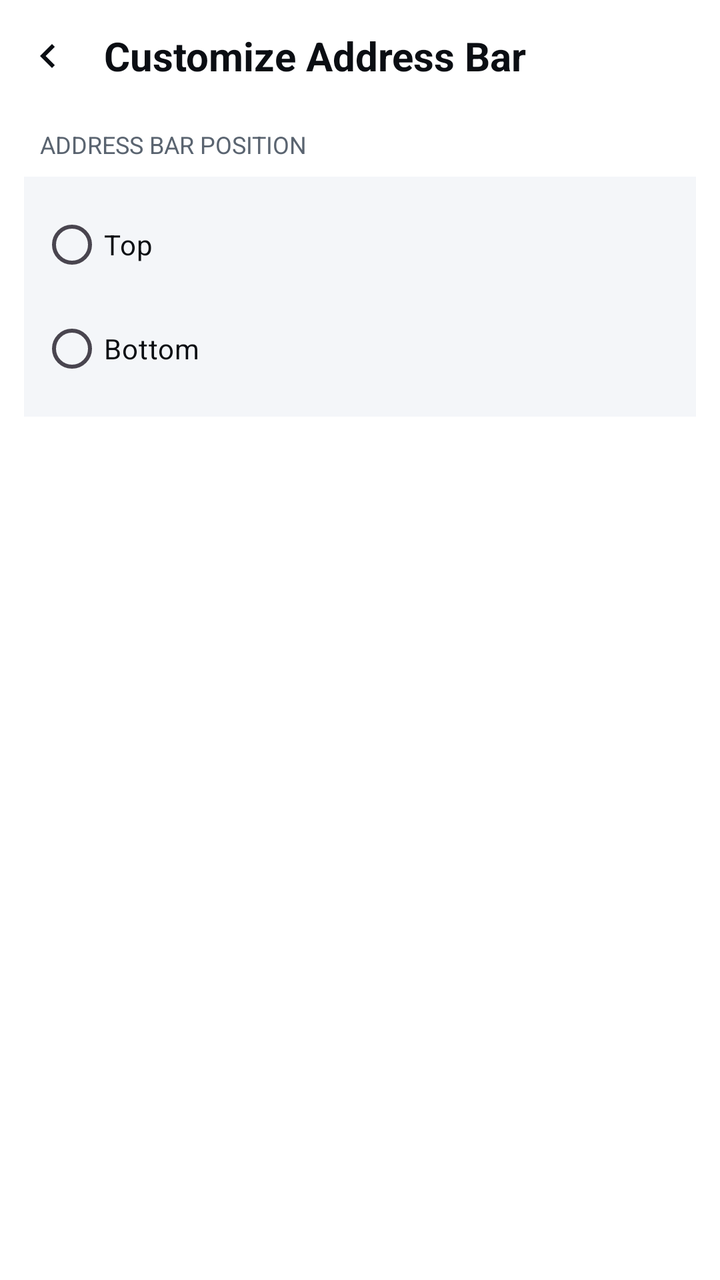
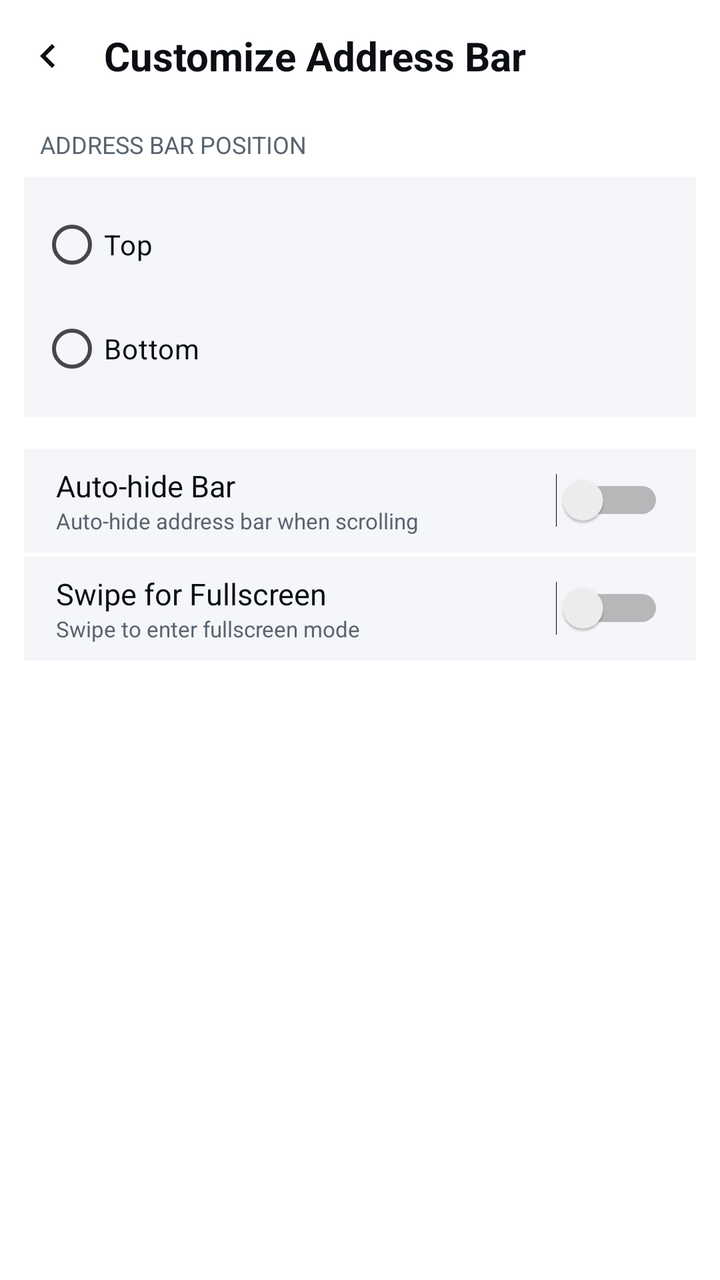

Compare the two renders of this Android layout. The source of the first and the diff that turns it into the second are given below.
<!-- AndroidManifest.xml: application theme Theme.UHCompanion -->
<!-- res/layout/activity_customize_address_bar.xml -->
<?xml version="1.0" encoding="utf-8"?>
<LinearLayout xmlns:android="http://schemas.android.com/apk/res/android"
    android:layout_width="match_parent"
    android:layout_height="match_parent"
    android:orientation="vertical"
    android:background="@color/bg">

    <LinearLayout
        android:layout_width="match_parent"
        android:layout_height="56dp"
        android:orientation="horizontal"
        android:gravity="center_vertical"
        android:paddingStart="4dp"
        android:paddingEnd="4dp">
        <ImageButton
            android:id="@+id/addrBarBack"
            android:layout_width="40dp"
            android:layout_height="40dp"
            android:background="?attr/selectableItemBackgroundBorderless"
            android:src="@drawable/ic_back"
            android:tint="@color/text"
            android:scaleType="centerInside" />
        <TextView
            android:layout_width="0dp"
            android:layout_height="wrap_content"
            android:layout_weight="1"
            android:layout_marginStart="8dp"
            android:text="Customize Address Bar"
            android:textColor="@color/text"
            android:textSize="20sp"
            android:textStyle="bold" />
    </LinearLayout>

    <TextView
        android:layout_width="wrap_content"
        android:layout_height="wrap_content"
        android:layout_marginStart="20dp"
        android:layout_marginTop="8dp"
        android:text="ADDRESS BAR POSITION"
        android:textColor="@color/subtext"
        android:textSize="12sp" />

    <RadioGroup
        android:layout_width="match_parent"
        android:layout_height="wrap_content"
        android:layout_marginTop="8dp"
        android:layout_marginStart="12dp"
        android:layout_marginEnd="12dp"
        android:background="@color/surface"
        android:padding="8dp">

        <RadioButton
            android:id="@+id/addrBarTop"
            android:layout_width="match_parent"
            android:layout_height="52dp"
            android:text="Top"
            android:textColor="@color/text"
            android:buttonTint="@color/accent" />

        <RadioButton
            android:id="@+id/addrBarBottom"
            android:layout_width="match_parent"
            android:layout_height="52dp"
            android:text="Bottom"
            android:textColor="@color/text"
            android:buttonTint="@color/accent" />
    </RadioGroup>
</LinearLayout>
<!-- resources referenced by this layout -->
<resources>
  <color name="accent">#0891B2</color>
  <color name="bg">#FFFFFF</color>
  <color name="subtext">#5A6470</color>
  <color name="surface">#F4F6F9</color>
  <color name="text">#0B0E13</color>
  <!-- drawable ic_back (drawable) -->
  <vector xmlns:android="http://schemas.android.com/apk/res/android"
      android:width="24dp" android:height="24dp"
      android:viewportWidth="24" android:viewportHeight="24">
      <path android:fillColor="#E6EDF5"
          android:pathData="M15.41,7.41L14,6l-6,6 6,6 1.41,-1.41L10.83,12z"/>
  </vector>
  <style name="Theme.UHCompanion" parent="Theme.Material3.DayNight.NoActionBar">
          <item name="android:statusBarColor">@color/bg</item>
          <item name="android:navigationBarColor">@color/bg</item>
          <item name="android:windowLightStatusBar">true</item>
          <item name="colorPrimary">@color/accent</item>
          <item name="colorOnPrimary">@color/bg</item>
          <item name="colorSurface">@color/surface</item>
          <item name="colorOnSurface">@color/text</item>
      </style>
</resources>

<!-- the commit's change to res/layout/activity_customize_address_bar.xml (unified diff, before → after) -->
@@ -65,4 +65,78 @@
             android:textColor="@color/text"
             android:buttonTint="@color/accent" />
     </RadioGroup>
+
+    <LinearLayout
+        android:layout_width="match_parent"
+        android:layout_height="52dp"
+        android:layout_marginTop="16dp"
+        android:layout_marginStart="12dp"
+        android:layout_marginEnd="12dp"
+        android:orientation="horizontal"
+        android:gravity="center_vertical"
+        android:background="@color/surface"
+        android:paddingStart="16dp"
+        android:paddingEnd="16dp">
+
+        <LinearLayout
+            android:layout_width="0dp"
+            android:layout_height="wrap_content"
+            android:layout_weight="1"
+            android:orientation="vertical">
+            <TextView
+                android:layout_width="wrap_content"
+                android:layout_height="wrap_content"
+                android:text="Auto-hide Bar"
+                android:textColor="@color/text"
+                android:textSize="15sp" />
+            <TextView
+                android:layout_width="wrap_content"
+                android:layout_height="wrap_content"
+                android:text="Auto-hide address bar when scrolling"
+                android:textColor="@color/subtext"
+                android:textSize="11sp" />
+        </LinearLayout>
+
+        <Switch
+            android:id="@+id/addrBarAutoHide"
+            android:layout_width="wrap_content"
+            android:layout_height="wrap_content" />
+    </LinearLayout>
+
+    <LinearLayout
+        android:layout_width="match_parent"
+        android:layout_height="52dp"
+        android:layout_marginTop="2dp"
+        android:layout_marginStart="12dp"
+        android:layout_marginEnd="12dp"
+        android:orientation="horizontal"
+        android:gravity="center_vertical"
+        android:background="@color/surface"
+        android:paddingStart="16dp"
+        android:paddingEnd="16dp">
+
+        <LinearLayout
+            android:layout_width="0dp"
+            android:layout_height="wrap_content"
+            android:layout_weight="1"
+            android:orientation="vertical">
+            <TextView
+                android:layout_width="wrap_content"
+                android:layout_height="wrap_content"
+                android:text="Swipe for Fullscreen"
+                android:textColor="@color/text"
+                android:textSize="15sp" />
+            <TextView
+                android:layout_width="wrap_content"
+                android:layout_height="wrap_content"
+                android:text="Swipe to enter fullscreen mode"
+                android:textColor="@color/subtext"
+                android:textSize="11sp" />
+        </LinearLayout>
+
+        <Switch
+            android:id="@+id/addrBarSwipeFullscreen"
+            android:layout_width="wrap_content"
+            android:layout_height="wrap_content" />
+    </LinearLayout>
 </LinearLayout>
